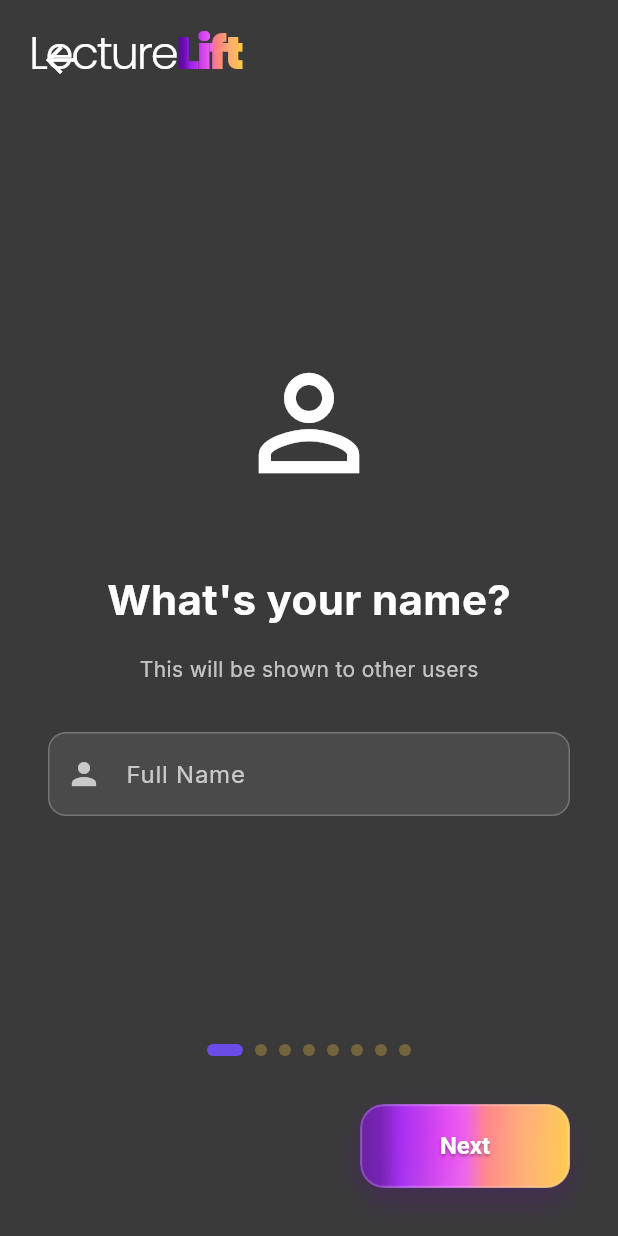
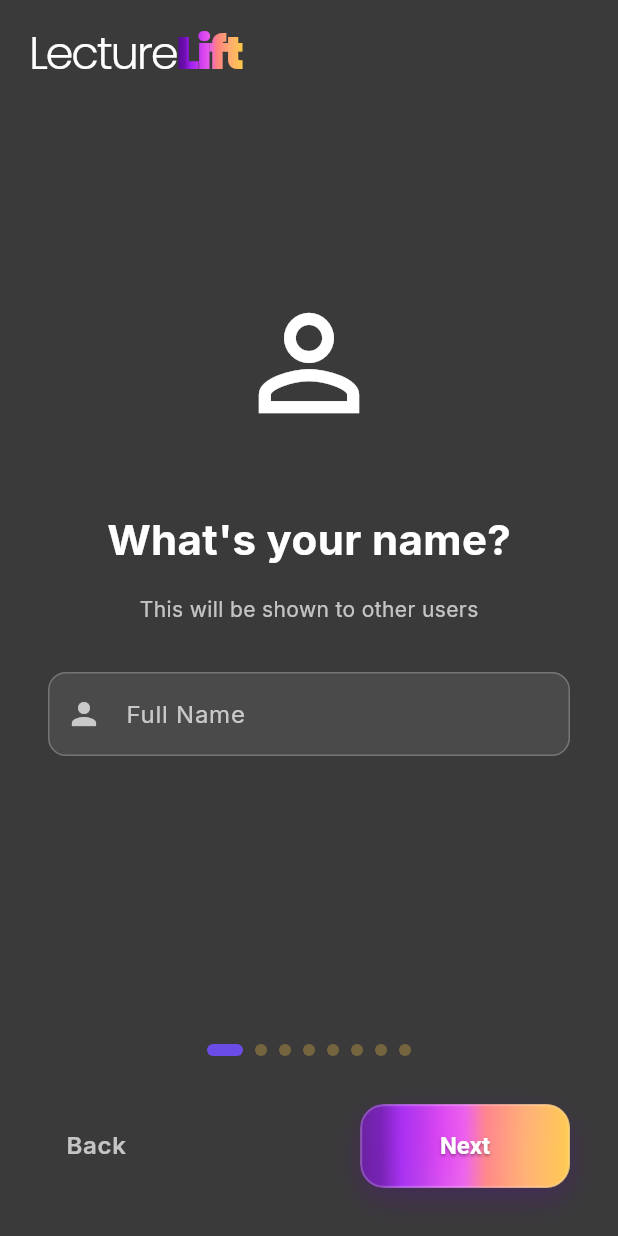
Before and after one commit to BaylaPatin/LectureLift, a Flutter app: the OnboardingScreen screen opened directly, on a phone screen of 412 x 824 dp. Run offline on Flutter 3.47's test engine with Material 3 defaults, Android fonts, the phone set to English and light mode, and no system bars; our stand-ins replace cloud_firestore, file_picker, firebase_auth, firebase_core, geolocator, google_fonts and 5 more; missing offline and left inert: excel, flutter_polyline_points, icalendar_parser; accounts and stored records are empty.

Commit message:
Small Ui changes

```diff
--- a/lecture_lift/lib/screens/onboarding_screen.dart
+++ b/lecture_lift/lib/screens/onboarding_screen.dart
@@ -61,20 +61,8 @@ class _OnboardingScreenState extends State<OnboardingScreen> {
               children: [
                 Column(
                   children: [
-                    // Back to Welcome button
-                    Align(
-                      alignment: Alignment.topLeft,
-                      child: Padding(
-                        padding: const EdgeInsets.all(16.0),
-                        child: IconButton(
-                          icon: const Icon(Icons.arrow_back, size: 28, color: Colors.white),
-                          onPressed: () {
-                            Navigator.pop(context);
-                          },
-                          tooltip: 'Back to Welcome',
-                        ),
-                      ),
-                    ),
+                    // Back to Welcome button removed as per request
+
 
                 // PageView
                 Expanded(
@@ -160,9 +148,17 @@ class _OnboardingScreenState extends State<OnboardingScreen> {
                     mainAxisAlignment: MainAxisAlignment.spaceBetween,
                     children: [
                       // Back button
-                      if (_currentPage > 0 && _currentPage < 8 && _currentPage != 3) // Hide back button on verification page
+                      if (_currentPage < 8 && _currentPage != 3) // Hide back button on verification page
                         TextButton(
-                          onPressed: _isSaving ? null : _previousPage,
+                          onPressed: _isSaving
+                              ? null
+                              : () {
+                                  if (_currentPage == 0) {
+                                    Navigator.pop(context);
+                                  } else {
+                                    _previousPage();
+                                  }
+                                },
                           child: const Text(
                             "Back",
                             style: TextStyle(fontSize: 16, color: Colors.white70),
--- a/lecture_lift/lib/theme/app_theme.dart
+++ b/lecture_lift/lib/theme/app_theme.dart
@@ -61,16 +61,11 @@ class AppTheme {
 
   static const LinearGradient yellowGradient = LinearGradient(
     colors: [
-      Color(0xFFFFC947), // Yellow/gold
-      Color(0xFFFFAB70), // Peach
-      Color(0xFFFF7F7F), // Coral/salmon
-      Color(0xFFFF69B4), // Hot pink
-      Color(0xFFFF1493), // Deep pink
-      Color(0xFFD946EF), // Bright magenta
-      Color(0xFFA020F0), // Purple-magenta transition
-      Color(0xFF8B00FF), // Vivid purple
-      Color(0xFF6A0DAD), // Medium purple
-      Color(0xFF4B0082), // Deep blue-purple (indigo)
+      Color(0xFFFFD700), // Gold
+      Color(0xFFFFC107), // Amber
+      Color(0xFFFFB300), // Deep Amber
+      Color(0xFFFFA000), // Dark Amber
+      Color(0xFFFFE082), // Light Amber
     ],
     begin: Alignment.centerLeft,
     end: Alignment.centerRight,
```
Also changed, not shown: lecture_lift/lib/widgets/calendar_import_widget.dart (+17 -7 lines).
